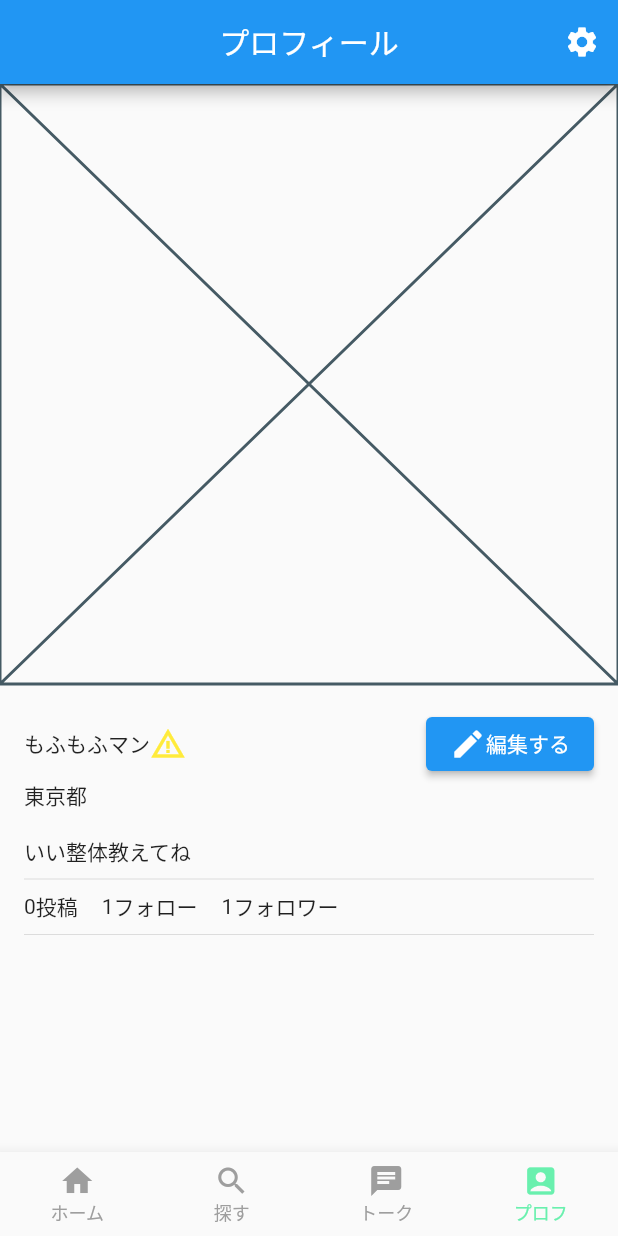
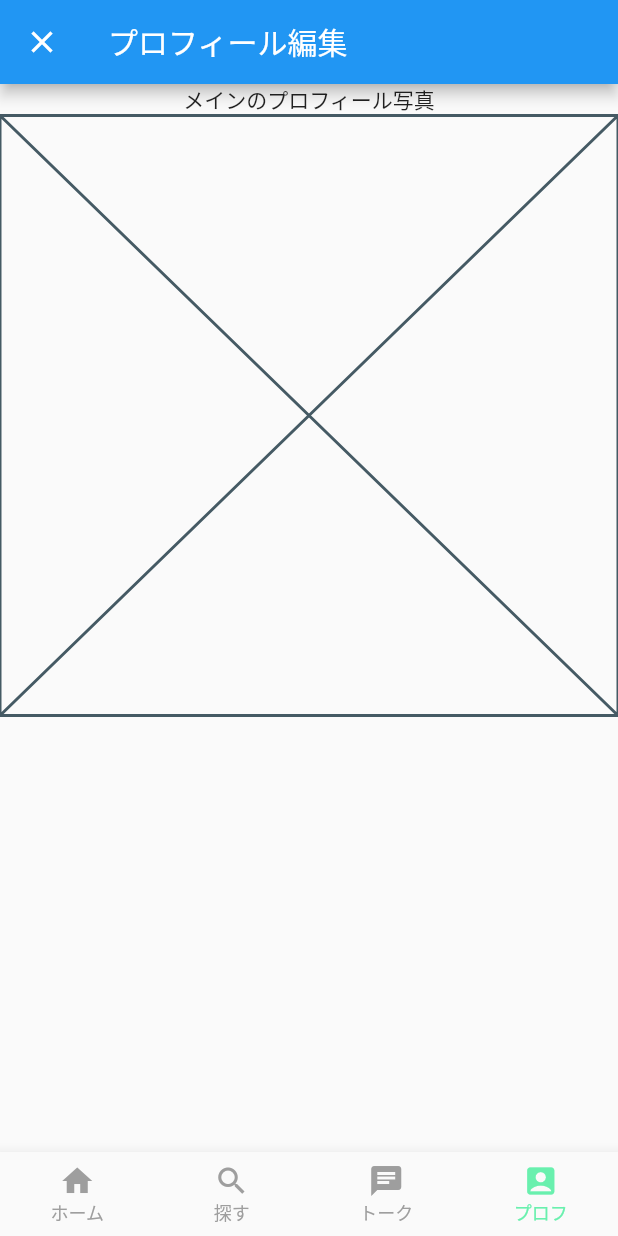
Before and after one commit to tttuuu1234/chat_sample, a Flutter app: the screen it shows after launch, item 4 of the bottom bar chosen, after a tap on "編集する", on a phone screen of 412 x 824 dp. Run offline on Flutter 3.47's test engine with Material 2 defaults, Android fonts, the phone set to English and light mode, and no system bars; our stand-ins replace flutter_riverpod, freezed_annotation.

Commit message:
色々修正

```diff
--- a/lib/app.dart
+++ b/lib/app.dart
@@ -1,4 +1,4 @@
-import 'package:chat_sample/ui/pages/root.dart';
+import 'package:chat_sample/ui/pages/root/page.dart';
 import 'package:flutter/material.dart';
 
 class App extends StatelessWidget {
--- /dev/null
+++ b/lib/ui/components/basic_layout/widget.dart
@@ -0,0 +1,29 @@
+import '../../../importer.dart';
+
+class BasicLayout extends StatelessWidget {
+  const BasicLayout({
+    Key? key,
+    required this.title,
+    required this.body,
+    this.isShowAppBar = true,
+    this.actions,
+  }) : super(key: key);
+
+  final String title;
+  final List<Widget>? actions;
+  final Widget body;
+  final bool isShowAppBar;
+
+  @override
+  Widget build(BuildContext context) {
+    return Scaffold(
+      appBar: isShowAppBar
+          ? AppBar(
+              title: Text(title),
+              actions: actions,
+            )
+          : null,
+      body: body,
+    );
+  }
+}
--- a/lib/ui/notifier/bottom_nav_bar.dart
+++ /dev/null
@@ -1,15 +0,0 @@
-import 'package:flutter_riverpod/flutter_riverpod.dart';
-
-final bottomNavBarProvider =
-    NotifierProvider<BottomNavBarNotifier, int>(BottomNavBarNotifier.new);
-
-class BottomNavBarNotifier extends Notifier<int> {
-  BottomNavBarNotifier();
-
-  @override
-  int build() => 0;
-
-  void setCurrentIndex(int index) {
-    state = index;
-  }
-}
--- /dev/null
+++ b/lib/ui/notifier/bottom_nav_bar/notifier.dart
@@ -0,0 +1,22 @@
+import 'package:chat_sample/ui/enum/bottom_nav_bar_item.dart';
+import 'package:chat_sample/ui/notifier/bottom_nav_bar/state/state.dart';
+import 'package:flutter_riverpod/flutter_riverpod.dart';
+
+final bottomNavBarProvider =
+    StateNotifierProvider<BottomNavBarNotifier, BottomNavBarState>((ref) {
+  return BottomNavBarNotifier();
+});
+
+class BottomNavBarNotifier extends StateNotifier<BottomNavBarState> {
+  BottomNavBarNotifier() : super(BottomNavBarState());
+
+  void setCurrentIndex(int index) {
+    state = state.copyWith(currentIndex: index);
+  }
+
+  void setCurrentItem(BottomNavBarItem item) {
+    state = state.copyWith(currentItem: item);
+    print('選択！！！');
+    print(state.currentItem);
+  }
+}
--- /dev/null
+++ b/lib/ui/notifier/bottom_nav_bar/state/state.dart
@@ -0,0 +1,14 @@
+import 'package:chat_sample/ui/enum/bottom_nav_bar_item.dart';
+import 'package:freezed_annotation/freezed_annotation.dart';
+
+part 'state.freezed.dart';
+
+@freezed
+abstract class BottomNavBarState with _$BottomNavBarState {
+  factory BottomNavBarState({
+    @Default(0) int currentIndex,
+    @Default(BottomNavBarItem.home) BottomNavBarItem currentItem,
+  }) = _BottomNavBarState;
+
+  BottomNavBarState._();
+}
--- a/lib/ui/pages/base.dart
+++ b/lib/ui/pages/base/page.dart
@@ -1,7 +1,16 @@
 import 'package:chat_sample/ui/enum/bottom_nav_bar_item.dart';
-import 'package:chat_sample/ui/notifier/bottom_nav_bar.dart';
+import 'package:chat_sample/ui/services/navigator.dart';
 import 'package:flutter/material.dart';
 import 'package:flutter_riverpod/flutter_riverpod.dart';
+
+import '../../notifier/bottom_nav_bar/notifier.dart';
+
+final _navigatoryKeys = {
+  BottomNavBarItem.home: GlobalKey<NavigatorState>(),
+  BottomNavBarItem.userSearch: GlobalKey<NavigatorState>(),
+  BottomNavBarItem.talkList: GlobalKey<NavigatorState>(),
+  BottomNavBarItem.profile: GlobalKey<NavigatorState>(),
+};
 
 class BasePage extends ConsumerWidget {
   const BasePage({super.key});
@@ -10,20 +19,14 @@ class BasePage extends ConsumerWidget {
   Widget build(BuildContext context, WidgetRef ref) {
     final state = ref.watch(bottomNavBarProvider);
     final notifier = ref.watch(bottomNavBarProvider.notifier);
-    final navigatoryKeys = {
-      BottomNavBarItem.home: GlobalKey<NavigatorState>(),
-      BottomNavBarItem.userSearch: GlobalKey<NavigatorState>(),
-      BottomNavBarItem.talkList: GlobalKey<NavigatorState>(),
-      BottomNavBarItem.profile: GlobalKey<NavigatorState>(),
-    };
 
     return Scaffold(
       body: Stack(
         children: BottomNavBarItem.values.map((item) {
           return Offstage(
-            offstage: item.index != state,
+            offstage: state.currentItem != item,
             child: Navigator(
-              key: navigatoryKeys[item],
+              key: _navigatoryKeys[item],
               onGenerateRoute: (settings) {
                 return MaterialPageRoute(
                   builder: (context) {
@@ -36,17 +39,18 @@ class BasePage extends ConsumerWidget {
         }).toList(),
       ),
       bottomNavigationBar: BottomNavigationBar(
-        currentIndex: state,
+        currentIndex: state.currentIndex,
         onTap: (index) {
-          final currentBottomNavBarItem = BottomNavBarItem.values[index];
-          if (state == currentBottomNavBarItem.index) {
-            navigatoryKeys[currentBottomNavBarItem]
+          if (index == state.currentIndex) {
+            _navigatoryKeys[state.currentItem]
                 ?.currentState
                 ?.popUntil((route) => route.isFirst);
             return;
           }
 
+          final selectedItem = BottomNavBarItem.values[index];
           notifier.setCurrentIndex(index);
+          notifier.setCurrentItem(selectedItem);
         },
         type: BottomNavigationBarType.fixed,
         selectedFontSize: 12,
--- a/lib/ui/pages/home.dart
+++ b/lib/ui/pages/home/page.dart
@@ -1,6 +1,6 @@
 
 
-import '../../importer.dart';
+import '../../../importer.dart';
 
 class HomePage extends ConsumerWidget {
   const HomePage({super.key});
--- a/lib/ui/pages/profile.dart
+++ b/lib/ui/pages/profile/page.dart
@@ -1,8 +1,10 @@
+import 'package:chat_sample/ui/services/navigator.dart';
 import 'package:chat_sample/ui/styles/color.dart';
 import 'package:chat_sample/ui/styles/margin.dart';
 import 'package:chat_sample/ui/styles/padding.dart';
 
-import '../../importer.dart';
+import '../../../importer.dart';
+import '../profile_edit/page.dart';
 
 class ProfilePage extends ConsumerWidget {
   const ProfilePage({super.key});
@@ -39,7 +41,14 @@ class ProfilePage extends ConsumerWidget {
                       ),
                       const Spacer(),
                       ElevatedButton(
-                        onPressed: () {},
+                        onPressed: () async {
+                          await NavigatorService.push(
+                            context: context,
+                            // rootNavigator: true,
+                            page: const ProfileEditPage(),
+                            fullscreenDialog: true,
+                          );
+                        },
                         child: Row(
                           children: const [
                             Icon(Icons.edit),
--- /dev/null
+++ b/lib/ui/pages/profile_edit/page.dart
@@ -0,0 +1,30 @@
+import 'package:chat_sample/ui/components/basic_layout/widget.dart';
+import 'package:chat_sample/ui/styles/size.dart';
+
+import '../../../importer.dart';
+
+class ProfileEditPage extends ConsumerWidget {
+  const ProfileEditPage({super.key});
+
+  @override
+  Widget build(BuildContext context, WidgetRef ref) {
+    return BasicLayout(
+      title: 'プロフィール編集',
+      actions: [
+        TextButton(
+          onPressed: () {},
+          child: const Text('保存'),
+        ),
+      ],
+      body: Column(
+        children: [
+          Text('メインのプロフィール写真'),
+          SizedBox(
+            // height: 200,
+            child: Placeholder(),
+          ),
+        ],
+      ),
+    );
+  }
+}
--- a/lib/ui/pages/root.dart
+++ b/lib/ui/pages/root/page.dart
@@ -1,4 +1,4 @@
-import 'package:chat_sample/ui/pages/base.dart';
+import 'package:chat_sample/ui/pages/base/page.dart';
 import 'package:flutter/material.dart';
 import 'package:flutter_riverpod/flutter_riverpod.dart';
 
--- a/lib/ui/pages/talk_list.dart
+++ b/lib/ui/pages/talk_list/page.dart
@@ -1,6 +1,6 @@
 
 
-import '../../importer.dart';
+import '../../../importer.dart';
 
 class TalkListPage extends ConsumerWidget {
   const TalkListPage({super.key});
--- a/lib/ui/pages/user_search.dart
+++ b/lib/ui/pages/user_search/page.dart
@@ -1,6 +1,6 @@
 
 
-import '../../importer.dart';
+import '../../../importer.dart';
 
 class UserSearchPage extends ConsumerWidget {
   const UserSearchPage({super.key});
--- /dev/null
+++ b/lib/ui/services/navigator.dart
@@ -0,0 +1,35 @@
+import 'package:chat_sample/ui/notifier/bottom_nav_bar/notifier.dart';
+
+import '../../importer.dart';
+import '../enum/bottom_nav_bar_item.dart';
+
+class NavigatorService {
+  NavigatorService._();
+
+  // final WidgetRef ref;
+  // final navigatoryKeys = {
+  //   BottomNavBarItem.home: GlobalKey<NavigatorState>(),
+  //   BottomNavBarItem.userSearch: GlobalKey<NavigatorState>(),
+  //   BottomNavBarItem.talkList: GlobalKey<NavigatorState>(),
+  //   BottomNavBarItem.profile: GlobalKey<NavigatorState>(),
+  // };
+
+  static Future<void> push<T>({
+    required BuildContext context,
+    required Widget page,
+    bool rootNavigator = false,
+    bool fullscreenDialog = false,
+  }) async {
+    // final currentItem = ref.read(bottomNavBarProvider).currentItem;
+    // final key = navigatoryKeys[currentItem]!;
+    // print('key?????');
+    // print(key);
+    // print(key.currentContext);
+    await Navigator.of(context, rootNavigator: rootNavigator).push(
+      MaterialPageRoute(
+        builder: (context) => page,
+        fullscreenDialog: fullscreenDialog,
+      ),
+    );
+  }
+}
```
Also changed, not shown: lib/ui/enum/bottom_nav_bar_item.dart (+5 -4 lines), lib/ui/notifier/bottom_nav_bar/state/state.freezed.dart (added).
